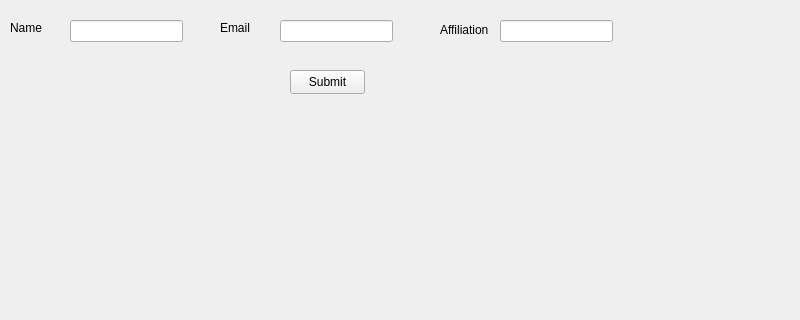
This is cos3711/assignment_2/working/newnew_x230_gui_working/mainwindow.ui in Tabish1511/4thYearAssignments as Qt 5 draws it before an edit; both pictures show x 0 to 800 and y 0 to 320 of the 800 by 600 pixel window. The edited form follows.
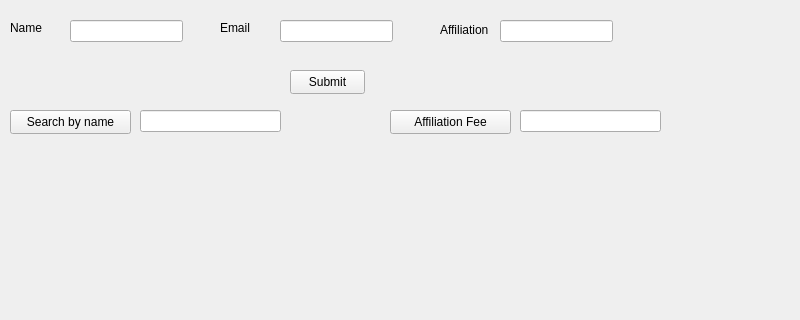
This is the edited form.

Commit message: cos3711 - assign 2 - AffiliationFees search component complete, 'Number of Registered' component is required now

Patch:
```diff
--- a/cos3711/assignment_2/working/newnew_x230_gui_working/mainwindow.ui
+++ b/cos3711/assignment_2/working/newnew_x230_gui_working/mainwindow.ui
@@ -96,6 +96,78 @@
      <string>Submit</string>
     </property>
    </widget>
+   <widget class="QPushButton" name="pushButton_2">
+    <property name="geometry">
+     <rect>
+      <x>10</x>
+      <y>110</y>
+      <width>121</width>
+      <height>24</height>
+     </rect>
+    </property>
+    <property name="text">
+     <string>Search by name</string>
+    </property>
+   </widget>
+   <widget class="QLineEdit" name="lineEdit_searchByName">
+    <property name="geometry">
+     <rect>
+      <x>140</x>
+      <y>110</y>
+      <width>141</width>
+      <height>22</height>
+     </rect>
+    </property>
+   </widget>
+   <widget class="QLabel" name="label_searchOutput">
+    <property name="geometry">
+     <rect>
+      <x>10</x>
+      <y>140</y>
+      <width>271</width>
+      <height>71</height>
+     </rect>
+    </property>
+    <property name="text">
+     <string/>
+    </property>
+   </widget>
+   <widget class="QPushButton" name="pushButton_3">
+    <property name="geometry">
+     <rect>
+      <x>390</x>
+      <y>110</y>
+      <width>121</width>
+      <height>24</height>
+     </rect>
+    </property>
+    <property name="text">
+     <string>Affiliation Fee</string>
+    </property>
+   </widget>
+   <widget class="QLineEdit" name="lineEdit_searchByAffiliation">
+    <property name="geometry">
+     <rect>
+      <x>520</x>
+      <y>110</y>
+      <width>141</width>
+      <height>22</height>
+     </rect>
+    </property>
+   </widget>
+   <widget class="QLabel" name="label_searchOutput_2">
+    <property name="geometry">
+     <rect>
+      <x>390</x>
+      <y>140</y>
+      <width>271</width>
+      <height>21</height>
+     </rect>
+    </property>
+    <property name="text">
+     <string/>
+    </property>
+   </widget>
   </widget>
   <widget class="QMenuBar" name="menubar">
    <property name="geometry">
```
The commit also changes 58 other files.
